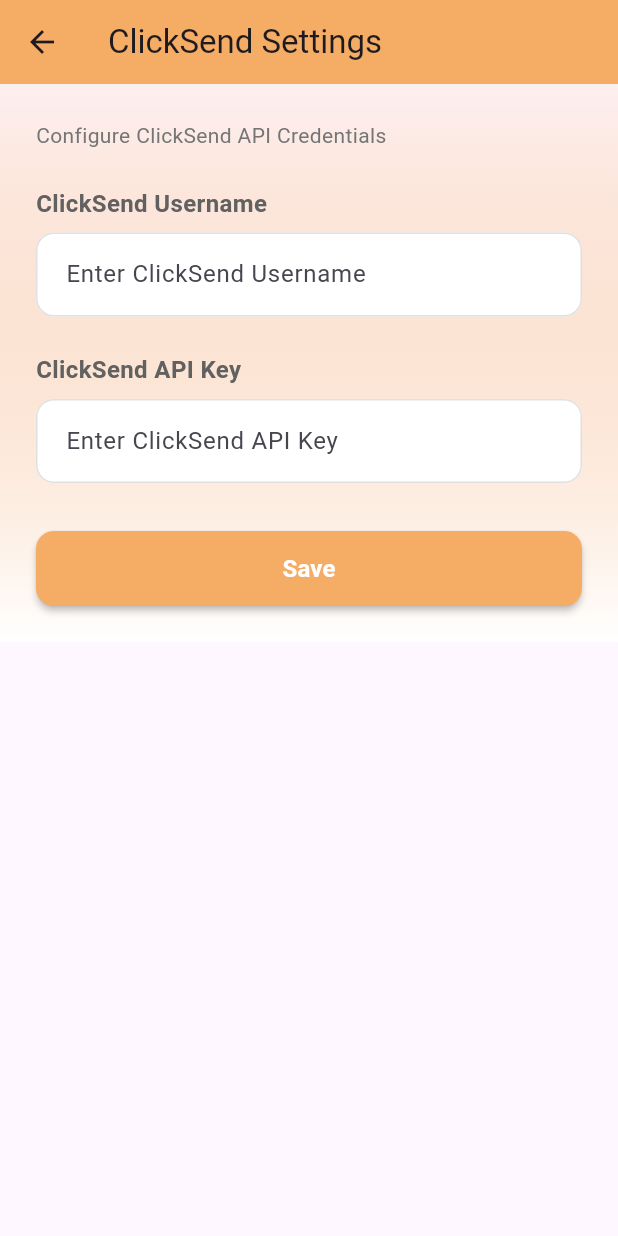
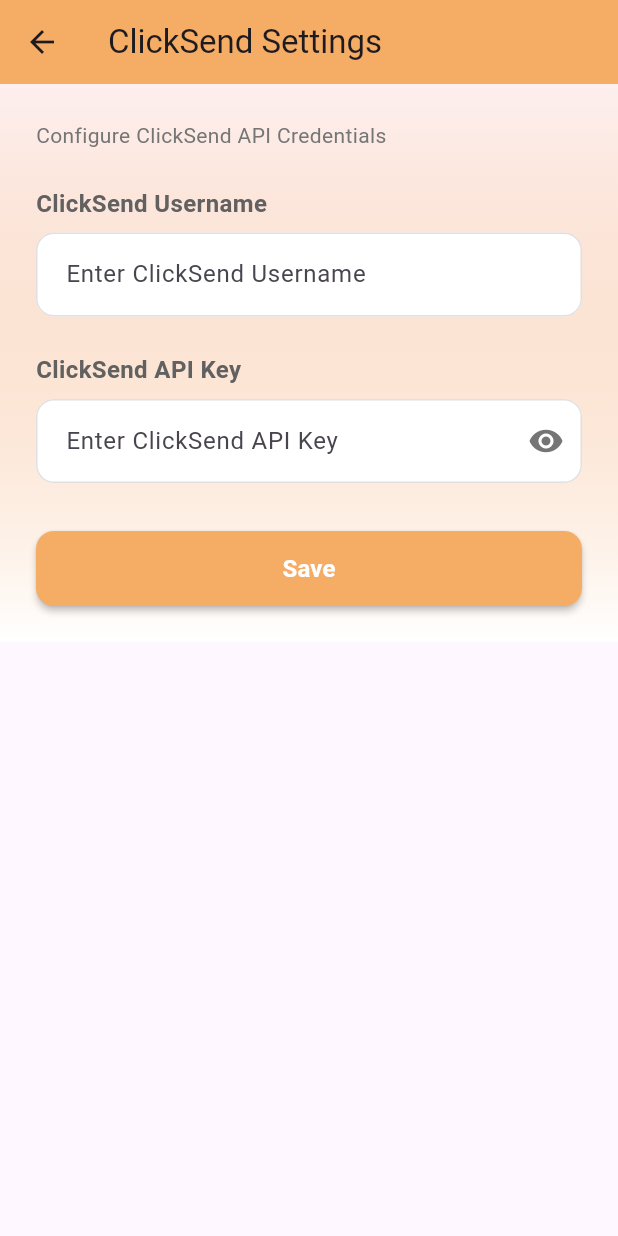
Before and after one commit to NguyenMinhDuc163/Fire-guard-mobile, a Flutter app: the ClickSendSettingsScreen screen opened directly with empty values, on a phone screen of 412 x 824 dp. Run offline on Flutter 3.47's test engine with Material 3 defaults, Android fonts, the phone set to English and light mode, and no system bars; our stand-ins replace animate_do, audioplayers, device_preview_plus, dio, easy_localization, firebase_core and 15 more; missing offline and left inert: error_stack, firebase_app_check; accounts and stored records are empty.

Commit message:
update code

```diff
--- a/lib/screens/setting_screen/views/click_send_settings_screen.dart
+++ b/lib/screens/setting_screen/views/click_send_settings_screen.dart
@@ -20,6 +20,7 @@
   final _formKey = GlobalKey<FormState>();
   final _nameController = TextEditingController();
   final _keyController = TextEditingController();
+  bool _isPasswordVisible = false;
 
   @override
   void initState() {
@@ -28,16 +29,14 @@
   }
 
   void _loadExistingData() {
-    final name = LocalStorageHelper.getValue('clickSendName');
-    final key = LocalStorageHelper.getValue('clickSendKey');
-
-    if (name != null) _nameController.text = name;
-    if (key != null) _keyController.text = key;
+    _clearData();
   }
 
   void _clearData() {
     _nameController.clear();
     _keyController.clear();
+    LocalStorageHelper.deleteValue('clickSendName');
+    LocalStorageHelper.deleteValue('clickSendKey');
   }
 
   @override
@@ -69,7 +68,7 @@
         const SizedBox(height: 8),
         TextFormField(
           controller: controller,
-          obscureText: isPassword,
+          obscureText: isPassword && !_isPasswordVisible,
           decoration: InputDecoration(
             hintText: hint,
             filled: true,
@@ -97,6 +96,21 @@
             ),
             contentPadding:
                 const EdgeInsets.symmetric(horizontal: 16, vertical: 16),
+            suffixIcon: isPassword
+                ? IconButton(
+                    icon: Icon(
+                      _isPasswordVisible
+                          ? Icons.visibility_off
+                          : Icons.visibility,
+                      color: Colors.grey[600],
+                    ),
+                    onPressed: () {
+                      setState(() {
+                        _isPasswordVisible = !_isPasswordVisible;
+                      });
+                    },
+                  )
+                : null,
           ),
           validator: validator,
         ),
--- a/pubspec.yaml
+++ b/pubspec.yaml
@@ -16,7 +16,7 @@
 # https://developer.apple.com/library/archive/documentation/General/Reference/InfoPlistKeyReference/Articles/CoreFoundationKeys.html
 # In Windows, build-name is used as the major, minor, and patch parts
 # of the product and file versions while build-number is used as the build suffix.
-version: 1.0.0+5
+version: 1.0.0+7
 
 environment:
   sdk: '>=3.2.4 <4.0.0'
```
Also changed, not shown: lib/view/personalProfile/click_send_settings_screen.dart (added).
